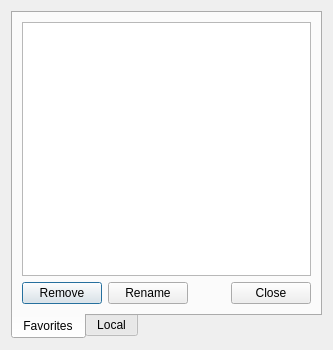
Before: the Qt Designer form dialog/convolver.ui in Audio4Linux/Viper4Linux-GUI, drawn with Qt 5.
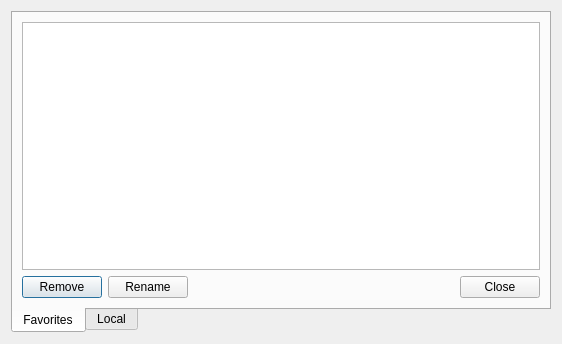
After: the same form once the commit is applied. Icons and pictures are not drawn.

Commit message: Fix visualizer lag glitches

```diff
--- a/dialog/convolver.ui
+++ b/dialog/convolver.ui
@@ -6,8 +6,8 @@
    <rect>
     <x>0</x>
     <y>0</y>
-    <width>333</width>
-    <height>350</height>
+    <width>562</width>
+    <height>344</height>
    </rect>
   </property>
   <property name="maximumSize">
@@ -26,7 +26,7 @@
   <property name="sizeGripEnabled">
    <bool>false</bool>
   </property>
-  <layout class="QVBoxLayout" name="verticalLayout">
+  <layout class="QHBoxLayout" name="horizontalLayout_6">
    <item>
     <widget class="QTabWidget" name="tabWidget">
      <property name="tabPosition">
```
